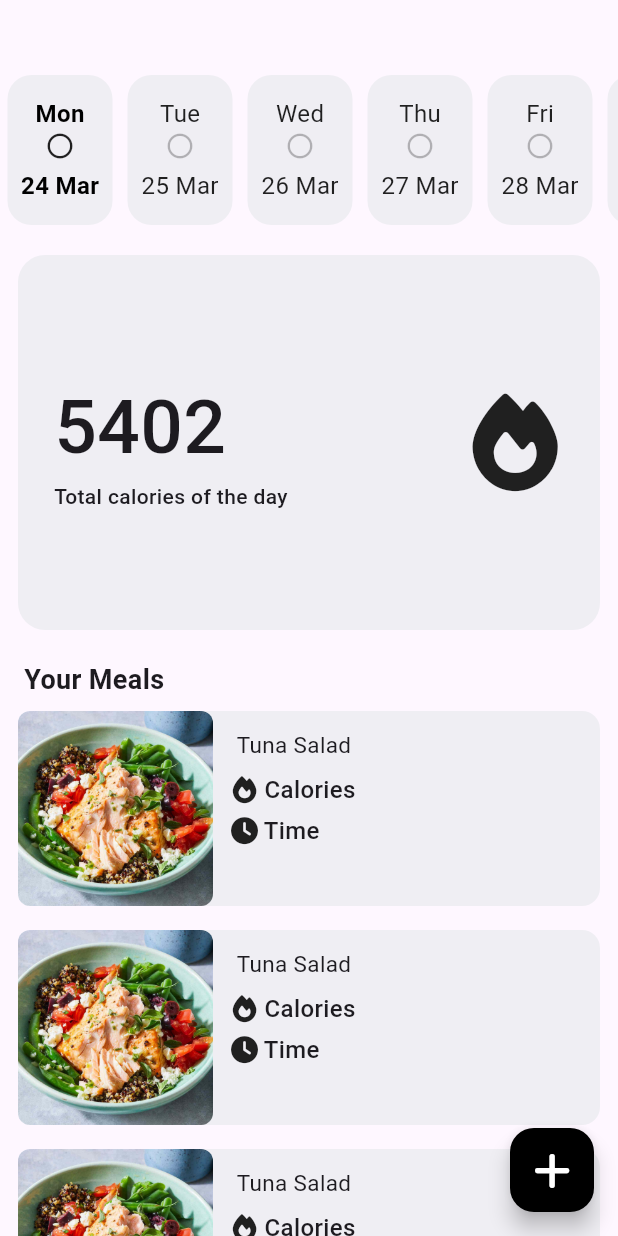
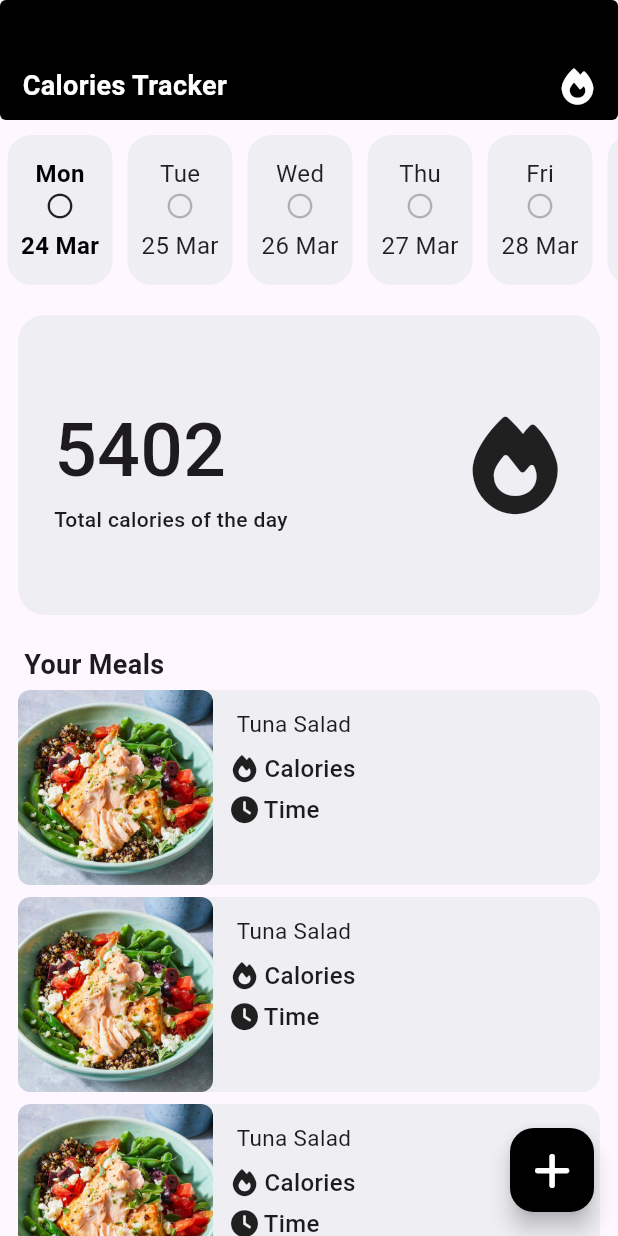
Before and after one commit to Alaataher027/meal_tracking_app, a Flutter app: the screen it shows after launch, on a phone screen of 412 x 824 dp. Run offline on Flutter 3.47's test engine with Material 3 defaults, Android fonts, the phone set to English and light mode, and no system bars; our stand-ins replace font_awesome_flutter, go_router.

Commit message:
+ add custom app bar

```diff
--- /dev/null
+++ b/lib/features/home/presentation/views/widgets/custom_app_bar.dart
@@ -0,0 +1,42 @@
+import 'package:flutter/material.dart';
+import 'package:font_awesome_flutter/font_awesome_flutter.dart';
+import 'package:meal_tracking_app/core/utils/styles.dart';
+
+class CustomAppBar extends StatelessWidget {
+  const CustomAppBar({super.key});
+
+  @override
+  Widget build(BuildContext context) {
+    return Container(
+      decoration: BoxDecoration(
+        borderRadius: BorderRadius.circular(4),
+        color: Colors.black,
+      ),
+      height: 80,
+      child: Padding(
+        padding: const EdgeInsets.symmetric(horizontal: 15),
+        child: Row(
+          children: [
+            Padding(
+              padding: const EdgeInsets.only(top: 35),
+              child: Text(
+                "Calories Tracker",
+                style: Styles.textStyle18.copyWith(
+                  color: Colors.white,
+                ),
+              ),
+            ),
+            Spacer(),
+            Padding(
+              padding: const EdgeInsets.only(top: 35),
+              child: Icon(
+                FontAwesomeIcons.fire,
+                color: Colors.white,
+              ),
+            )
+          ],
+        ),
+      ),
+    );
+  }
+}
--- a/lib/features/home/presentation/views/widgets/home_view_body.dart
+++ b/lib/features/home/presentation/views/widgets/home_view_body.dart
@@ -1,5 +1,6 @@
 import 'package:flutter/material.dart';
 import 'package:meal_tracking_app/core/utils/styles.dart';
+import 'package:meal_tracking_app/features/home/presentation/views/widgets/custom_app_bar.dart';
 import 'package:meal_tracking_app/features/home/presentation/views/widgets/meals_list_view.dart';
 import 'package:meal_tracking_app/features/home/presentation/views/widgets/total_calories_of_day_item.dart';
 import 'package:meal_tracking_app/features/home/presentation/views/widgets/yearly_dayes_list.dart';
@@ -12,8 +13,9 @@ class HomeViewBody extends StatelessWidget {
     return Column(
       crossAxisAlignment: CrossAxisAlignment.start,
       children: [
+        CustomAppBar(),
         SizedBox(
-          height: 50,
+          height: 10,
         ),
         YearlyDaysList(),
         TotalCaloriesOfDayItem(),
--- a/lib/features/home/presentation/views/widgets/meal_item.dart
+++ b/lib/features/home/presentation/views/widgets/meal_item.dart
@@ -12,7 +12,6 @@ class MealItem extends StatelessWidget {
     return Padding(
       padding: const EdgeInsets.symmetric(
         horizontal: 8,
-        vertical: 4,
       ),
       child: Card(
         elevation: 0,
--- a/lib/features/home/presentation/views/widgets/total_calories_of_day_item.dart
+++ b/lib/features/home/presentation/views/widgets/total_calories_of_day_item.dart
@@ -11,7 +11,7 @@ class TotalCaloriesOfDayItem extends StatelessWidget {
     return Padding(
       padding: const EdgeInsets.symmetric(horizontal: 12, vertical: 20),
       child: Container(
-        height: 250,
+        height: 200,
         // width: 70,
         decoration: BoxDecoration(
           color: kPrimaryColor,
```
